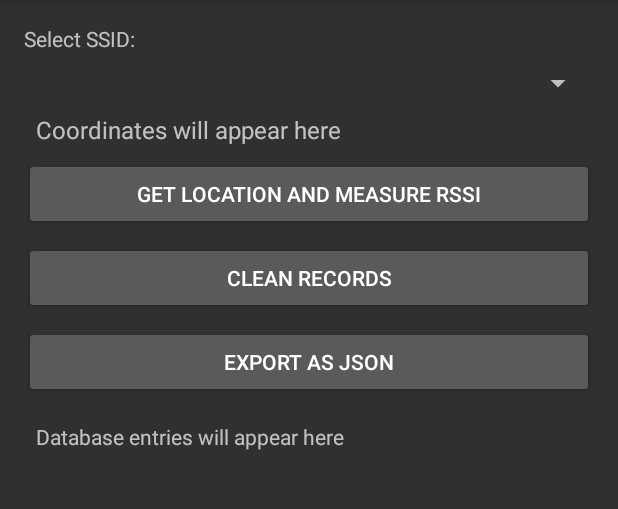
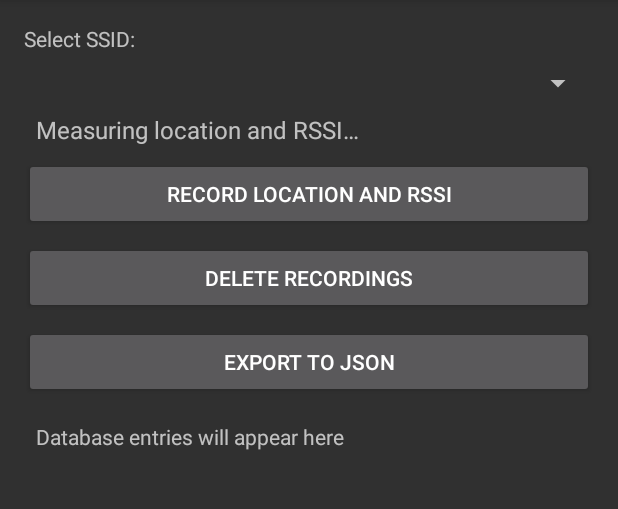
Before and after one commit to efreham1/signal-triangulation, an Android app: the screen it shows after launch (MainActivity), on a phone screen of 412 x 824 dp, the part 84-593 px from its top. Run offline under Robolectric (Android 15) with nearby library versions, the light colour scheme and no system bars; our stand-ins replace Room's generated code.

Commit message:
Add confirmation dialog for deleting records
Introduces an AlertDialog to confirm deletion of all measurements in MainActivity. Updates UI strings to use resources for better localization and consistency, and refines button and label texts in activity_main.xml and strings.xml.

```diff
--- a/Polaris/app/src/main/java/com/example/polaris/MainActivity.kt
+++ b/Polaris/app/src/main/java/com/example/polaris/MainActivity.kt
@@ -15,6 +15,7 @@
 import android.widget.TextView
 import android.widget.AdapterView
 import androidx.appcompat.app.AppCompatActivity
+import androidx.appcompat.app.AlertDialog
 import androidx.core.app.ActivityCompat
 import androidx.core.content.ContextCompat
 import androidx.lifecycle.lifecycleScope
@@ -180,11 +181,17 @@
 
         // Clean records button
         cleanRecordsBtn.setOnClickListener {
-            lifecycleScope.launch {
-                signalDao.deleteAll()
-
-                refreshRecordsView()
-            }
+            AlertDialog.Builder(this)
+                .setTitle(getString(R.string.confirm_delete_title))
+                .setMessage(getString(R.string.confirm_delete_message))
+                .setPositiveButton(getString(R.string.confirm_delete_positive)) { _, _ ->
+                    lifecycleScope.launch {
+                        signalDao.deleteAll()
+                        refreshRecordsView()
+                    }
+                }
+                .setNegativeButton(getString(R.string.confirm_delete_negative), null)
+                .show()
         }
 
         exportBtn.setOnClickListener {
@@ -279,7 +286,7 @@
             return
         }
 
-        coordinatesText.text = getString(R.string.measuring)
+        coordinatesText.text = getString(R.string.measuring_location)
 
         val wifiDeferred = lifecycleScope.async { awaitWifiScan(10_000L) }
         val locDeferred = lifecycleScope.async { getCurrentLocationSuspend(10_000L) }
--- a/Polaris/app/src/main/res/layout/activity_main.xml
+++ b/Polaris/app/src/main/res/layout/activity_main.xml
@@ -9,7 +9,7 @@
         android:id="@+id/ssidLabel"
         android:layout_width="100dp"
         android:layout_height="wrap_content"
-        android:text="Select SSID:" />
+        android:text="@string/ssid_prompt" />
 
     <Spinner
         android:id="@+id/ssidSpinner"
@@ -22,7 +22,7 @@
         android:id="@+id/coordinatesText"
         android:layout_width="match_parent"
         android:layout_height="wrap_content"
-        android:text="Coordinates will appear here"
+        android:text="@string/measuring_location"
         android:textSize="16sp"
         android:padding="8dp"/>
 
@@ -30,22 +30,21 @@
         android:id="@+id/getLocationBtn"
         android:layout_width="match_parent"
         android:layout_height="wrap_content"
-        android:text="Get Location and Measure RSSI" />
+        android:text="@string/get_location" />
 
     <Button
         android:id="@+id/cleanRecordsBtn"
         android:layout_width="match_parent"
         android:layout_height="wrap_content"
-        android:text="Clean Records"
+        android:text="@string/clean_records"
         android:layout_marginTop="8dp" />
 
     <Button
         android:id="@+id/exportBtn"
         android:layout_width="match_parent"
         android:layout_height="wrap_content"
-        android:text="Export as JSON"
+        android:text="@string/export_json"
         android:layout_marginTop="8dp" />
-
 
     <ScrollView
         android:layout_width="match_parent"
@@ -57,7 +56,7 @@
             android:id="@+id/allRecordsText"
             android:layout_width="match_parent"
             android:layout_height="wrap_content"
-            android:text="Database entries will appear here"
+            android:text="@string/placeholder_db"
             android:textSize="14sp"
             android:padding="8dp"/>
     </ScrollView>
--- a/Polaris/app/src/main/res/values/strings.xml
+++ b/Polaris/app/src/main/res/values/strings.xml
@@ -1,12 +1,20 @@
 <resources>
     <string name="app_name">Polaris</string>
-    <string name="ssid_prompt">Choose Wi‑Fi network</string>
-    <string name="measuring">Measuring location and RSSI…</string>
+    <string name="ssid_prompt">Select SSID:</string>
+    <string name="measuring_location">Measuring location and RSSI…</string>
     <string name="coords_rssi">Latitude: %1$.6f\nLongitude: %2$.6f\nRSSI: %3$d dBm</string>
     <string name="placeholder_db">Database entries will appear here</string>
     <string name="exported_to">Exported to:\n%1$s</string>
-    <string name="measurement_failed_loc_or_to">Measurement failed or timed out (location + Wi‑Fi)</string>
+    <string name="measurement_failed_loc_or_to">Measurement failed or timed out (location + Wi-Fi)</string>
     <string name="measurement_failed_no_ssid">Measurement failed: selected SSID not found</string>
     <string name="measurement_failed_or_unavail">Measurement failed: location timed out or unavailable</string>
     <string name="no_data_export">No data to export</string>
+    <string name="get_location">Record Location and RSSI</string>
+    <string name="clean_records">Delete Recordings</string>
+    <string name="export_json">Export to JSON</string>
+
+    <string name="confirm_delete_title">Are you sure?</string>
+    <string name="confirm_delete_message">This will DELETE all your measurements.</string>
+    <string name="confirm_delete_positive">Delete</string>
+    <string name="confirm_delete_negative">Cancel</string>
 </resources>
```
Also changed, not shown: 1 other file.
